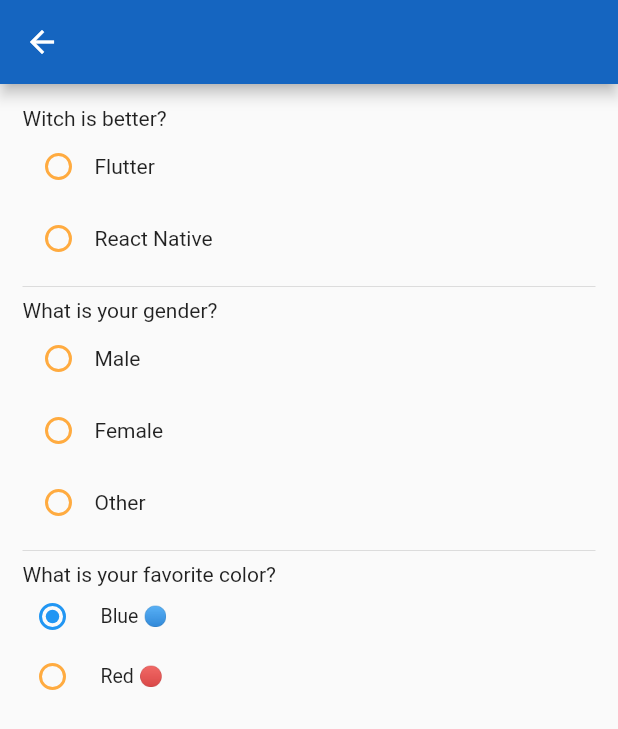
After one commit to ArturoDLG/notas_flutter, a Flutter app: the RadioPage screen opened by its route, after a tap on "Blue 🔵", on a phone screen of 412 x 824 dp. The commit adds this screen. Shown: the top 729 px of the screen. Run offline on Flutter 3.47's test engine with Material 2 defaults, Android fonts, the phone set to English and light mode, and no system bars; our stand-ins replace cached_network_image, device_preview, faker, flutter_svg, timeago.

Commit message:
Seccion 8:     - Agregamos las lecciones respecto a uso de expresiones regulares y su uso en InputFormatters, tambien a crear InputsFormatters personalizados,       y  el uso de los widgets CheckBox, Radio, Switch, Slider y CalendarDatePicker.

```diff
--- a/seccion_8/lib/main.dart
+++ b/seccion_8/lib/main.dart
@@ -1,7 +1,6 @@
 import 'package:flutter/material.dart';
 import 'package:seccion_8/pages/app_routes.dart';
 import 'package:seccion_8/utils/app_theme.dart';
-import 'package:seccion_8/utils/material_color_generator.dart';
 
 void main() {
   runApp(const MainApp());
--- /dev/null
+++ b/seccion_8/lib/pages/check_box_page.dart
@@ -0,0 +1,120 @@
+//Seccion 8
+//lecciones:
+//177 - 179: CheckBox
+//ArturoDLG
+import 'package:flutter/material.dart';
+
+/*
+CheckBox es un widget que nos permite indicar valores booleanos de manera grafica,
+es un wdget bastante comun al momento de indicar si estamos de acuerdo o no con
+terminos y condiciones de una app, o si deseamos activar o desactivar alguna
+caracteristica.
+
+Alguna de las propiedades es indicar su valor, donde false indica que el CheckBox
+esta desmarcado y true que esta seleccionado. Tambien cuenta con un callback
+onChanged para llamar cuando presionamos el widget.
+
+Para personalzarlo podemos hacerlo a traves del ThemeData mediante el parametro
+checkBoxTheme, el cual usando una instancia de CheckBoxThemeData podemos
+personalizar el color del check (palomita), relleno y forma por mencionar algunos
+paramteros (vease app_theme.dart), o podemos hacerlo directamente desde la
+clase.
+
+Si queremos tener un texto a lado de nuestro CheckBox y que este cambie de estado
+al preisonar tanto el texto como el CheckBox, podemos usar el widget
+CheckBoxListTile, el cual nos permite tener dicho comportamiento, ademas de tener
+opciones de personalizacion propias como la posicion del CheckBox, padding y
+el espacio de separacion con VisualDensity.
+*/
+
+class CheckBoxPage extends StatefulWidget {
+  const CheckBoxPage({super.key});
+
+  @override
+  State<CheckBoxPage> createState() => _CheckBoxPageState();
+}
+
+class _CheckBoxPageState extends State<CheckBoxPage> {
+  bool _checked = false;
+  @override
+  Widget build(BuildContext context) {
+    return Scaffold(
+      body: SafeArea(
+        child: SizedBox(
+          height: double.infinity,
+          width: double.infinity,
+          child: Padding(
+            padding: const EdgeInsets.all(15),
+            child: Column(
+              children: [
+                const Text("""
+Lorem Ipsum is simply dummy text of the printing and typesetting industry. Lorem Ipsum has been the industry's standard dummy text ever since the 1500s, when an unknown printer took a galley of type and scrambled it to make a type specimen book. It has survived not only five centuries, but also the leap into electronic typesetting, remaining essentially unchanged. It was popularised in the 1960s with the release of Letraset sheets containing Lorem Ipsum passages, and more recently with desktop publishing software like Aldus PageMaker including versions of Lorem Ipsum.
+          """),
+                Checkbox(
+                  value: _checked,
+                  //tristate: true,
+                  onChanged: (value) {
+                    //print('👀 $value');
+                    if (value != null) {
+                      setState(() {
+                        _checked = value;
+                      });
+                    }
+                  },
+                ),
+                Checkbox(
+                  value: _checked,
+                  fillColor: MaterialStateProperty.all(
+                    Colors.blue,
+                  ),
+                  checkColor: Colors.white,
+                  shape: RoundedRectangleBorder(
+                    borderRadius: BorderRadius.circular(5),
+                  ),
+                  onChanged: (value) {
+                    // if (value != null) {
+                    //   setState(() {
+                    //     _checked = value;
+                    //   });
+                    // }
+                    setState(() {
+                      _checked = value ?? _checked;
+                    });
+                  },
+                ),
+                CheckboxListTile(
+                  value: _checked,
+                  title: const Text(
+                      'Lorem Ipsum is simply dummy text of the printing and typesetting industry'),
+                  controlAffinity: ListTileControlAffinity.leading,
+                  contentPadding: EdgeInsets.zero,
+                  visualDensity: VisualDensity.compact,
+                  onChanged: (value) {
+                    if (value != null) {
+                      setState(() {
+                        _checked = value;
+                      });
+                    }
+                  },
+                ),
+                MaterialButton(
+                  onPressed: _checked ? () {} : null,
+                  child: const Text('Next'),
+                )
+              ],
+            ),
+          ),
+        ),
+      ),
+    );
+  }
+}
+
+/*
+Nota:
+Podemos hacer nuestra propia implementacion de CheckBoxListTile usando un Row
+que una a un CheckBox y a un Text, estos envueltos en un GestureDetector para
+obtener el mismo comportamiento, pero e debera repetir la funcion para cambiar
+el estado tanto en el GestureDetector como en el CheckBox, lo que lo hace una
+implementacion redundante, pero util si queremos un estilo propio.
+*/
--- /dev/null
+++ b/seccion_8/lib/pages/radio_page.dart
@@ -0,0 +1,142 @@
+//Seccion 8
+//lecciones:
+//180 - 181: Radio
+//ArturoDLG
+import 'package:flutter/material.dart';
+
+/*
+Radio es un widget que nos permite seleccionar una opcion de un conjunto de estas.
+Tenemos 2 widgets que implementan esta funcion: Radio y RadioListTile.
+
+Ambos widgets comparten 3 parametros principales:
+* value
+* groupValue: la variable donde se va a almacenar al opcion seleccionada, esta
+debera aceptar valores nulos en caso de no ser seleccionada alguna opcion.
+* onChanged: callback que registra si ha sido seleccionada la opcion.
+
+Radio es un widget que simplemente nos muestra el selector, y este debe de
+acompañarse de otros widgets para ilustrar que opcion se esta seleccionando.
+
+RadioListTile es un widget que nos permite agregar widgets que muestran que
+opcion esta siendo seleccionada de manera mas simple. Similar a CheckBoxListTile.
+
+Ambos widgets pueden ser decorados usando ThemeData con el parametro radioTheme,
+usando RadioThemeData (vease app_theme.dart), o haciendolo directamente en el
+widget.
+*/
+
+class RadioPage extends StatefulWidget {
+  const RadioPage({super.key});
+
+  @override
+  State<RadioPage> createState() => _RadioPageState();
+}
+
+class _RadioPageState extends State<RadioPage> {
+  String? _better;
+  String? _gender;
+  String? _color;
+
+  void _onBetterChanged(String? value) => setState(() {
+        _better = value;
+      });
+
+  void _onGenderChanged(String? value) => setState(() {
+        _gender = value;
+      });
+
+  void _onColorChanged(String? value) => setState(() {
+        _color = value;
+      });
+
+  @override
+  Widget build(BuildContext context) {
+    return Scaffold(
+      appBar: AppBar(),
+      body: SafeArea(
+        child: ListView(
+          padding: const EdgeInsets.all(15),
+          children: [
+            const Text('Witch is better?'),
+            Row(
+              children: [
+                Radio<String>(
+                    value: 'Flutter',
+                    groupValue: _better,
+                    onChanged: _onBetterChanged),
+                const Text('Flutter'),
+              ],
+            ),
+            Row(
+              children: [
+                Radio<String>(
+                  value: 'React Native',
+                  groupValue: _better,
+                  onChanged: _onBetterChanged,
+                ),
+                const Text('React Native'),
+              ],
+            ),
+            const Divider(),
+            const Text('What is your gender?'),
+            Row(
+              children: [
+                Radio<String>(
+                    value: 'Male',
+                    groupValue: _gender,
+                    onChanged: _onGenderChanged),
+                const Text('Male'),
+              ],
+            ),
+            Row(
+              children: [
+                Radio<String>(
+                  value: 'Female',
+                  groupValue: _gender,
+                  onChanged: _onGenderChanged,
+                ),
+                const Text('Female'),
+              ],
+            ),
+            Row(
+              children: [
+                Radio<String>(
+                  value: 'Other',
+                  groupValue: _gender,
+                  onChanged: (value) {
+                    setState(() {
+                      _gender = value;
+                    });
+                  },
+                ),
+                const Text('Other'),
+              ],
+            ),
+            const Divider(),
+            const Text('What is your favorite color?'),
+            RadioListTile<String>(
+              title: const Text('Blue 🔵'),
+              value: 'Blue',
+              groupValue: _color,
+              onChanged: _onColorChanged,
+              dense: true,
+              visualDensity: VisualDensity.compact,
+              contentPadding: EdgeInsets.zero,
+              activeColor: Colors.blue,
+            ),
+            RadioListTile<String>(
+              title: const Text('Red 🔴'),
+              value: 'Red',
+              groupValue: _color,
+              onChanged: _onColorChanged,
+              dense: true,
+              visualDensity: VisualDensity.compact,
+              contentPadding: EdgeInsets.zero,
+              activeColor: Colors.red,
+            ),
+          ],
+        ),
+      ),
+    );
+  }
+}
--- /dev/null
+++ b/seccion_8/lib/pages/switch_page.dart
@@ -0,0 +1,67 @@
+//Seccion 8
+//lecciones:
+//182: El widget Switch
+//ArturoDLG
+import 'package:flutter/material.dart';
+
+/*
+Switch es un widget similar a CheckBox, con la unica diferencia que su apariencia
+es diferente (uno tiene apariencia de un apagador, mientras que el otro de un
+cuadrado de lista), compartiendo asi todos sus parametros (vease
+check_box_page.dart).
+
+Tambien tiene una contraparte SwitchListTile que nos permiteAgregar texto u otro
+widget que apoye visualmente a saber que funcion tiene.
+
+Su personalizacion es similar, siendo posible editar directemente del widget
+como del ThemeData con el parametro switchTheme, unicamente no permite editar
+los colores cuando el swicth esta inactivo, esto se debe de hacer directamente
+del widget.
+*/
+
+class SwitchPage extends StatefulWidget {
+  const SwitchPage({super.key});
+
+  @override
+  State<SwitchPage> createState() => _SwitchPageState();
+}
+
+class _SwitchPageState extends State<SwitchPage> {
+  bool _checked = false;
+
+  @override
+  Widget build(BuildContext context) {
+    return Scaffold(
+      appBar: AppBar(),
+      body: ListView(
+        padding: const EdgeInsets.all(15),
+        children: [
+          Switch(
+            value: _checked,
+            onChanged: (value) {
+              setState(() {
+                _checked = value;
+              });
+            },
+          ),
+          SwitchListTile(
+            title: const Text('Push notifications'),
+            controlAffinity: ListTileControlAffinity.leading,
+            inactiveTrackColor: Colors.pink.shade100,
+            inactiveThumbColor: Colors.deepPurpleAccent.shade100,
+            value: _checked,
+            onChanged: (value) {
+              setState(() {
+                _checked = value;
+              });
+            },
+          ),
+          ElevatedButton(
+            onPressed: _checked ? () {} : null,
+            child: const Text('NEXT'),
+          ),
+        ],
+      ),
+    );
+  }
+}
--- a/seccion_8/lib/routes.dart
+++ b/seccion_8/lib/routes.dart
@@ -3,4 +3,9 @@
 
   static const textField = '/text-field';
   static const keyboardTypes = '/keyboard-types';
+  static const checkBox = '/check-box';
+  static const radio = '/radio';
+  static const switchWidget = '/switch';
+  static const slider = '/slider';
+  static const calendar = '/calendar';
 }
```
Also changed, not shown: seccion_8/lib/pages/app_routes.dart (+10 -0 lines), seccion_8/lib/pages/calendar_page.dart (added, +89 -0 lines), seccion_8/lib/pages/slider_page.dart (added, +106 -0 lines), seccion_8/lib/pages/text_field_page.dart (+14 -0 lines), seccion_8/lib/regular_expresion/regular_expresion.dart (added, +38 -0 lines), seccion_8/lib/utils/app_theme.dart (+41 -0 lines), seccion_8/lib/utils/capitalize_input_formatter.dart (added, +42 -0 lines), 1 other file.
